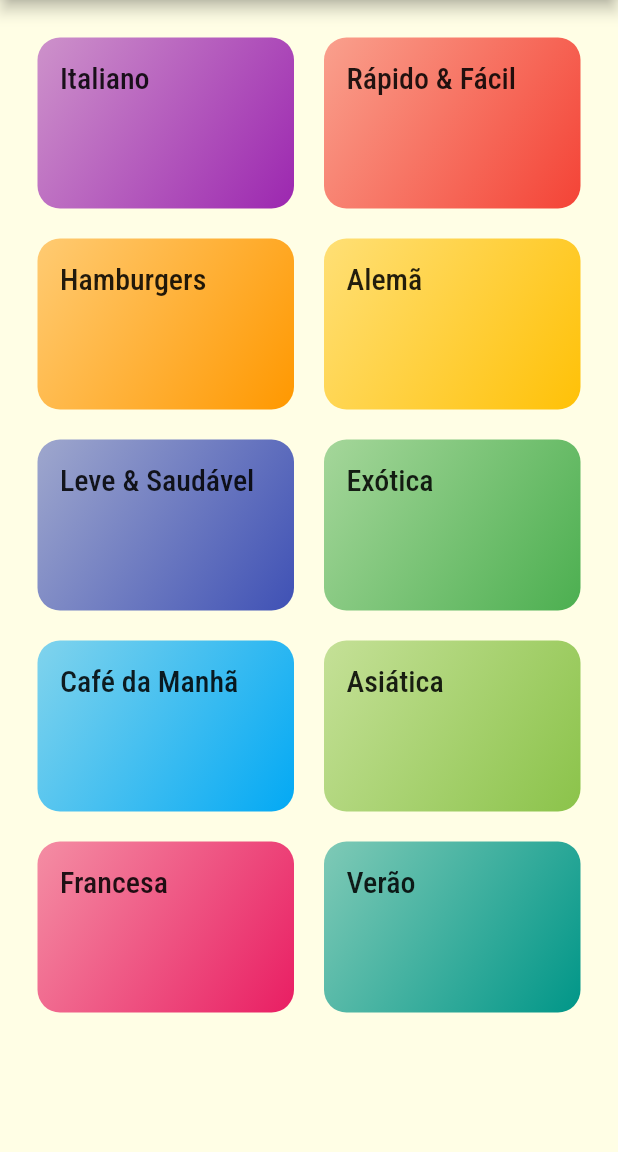
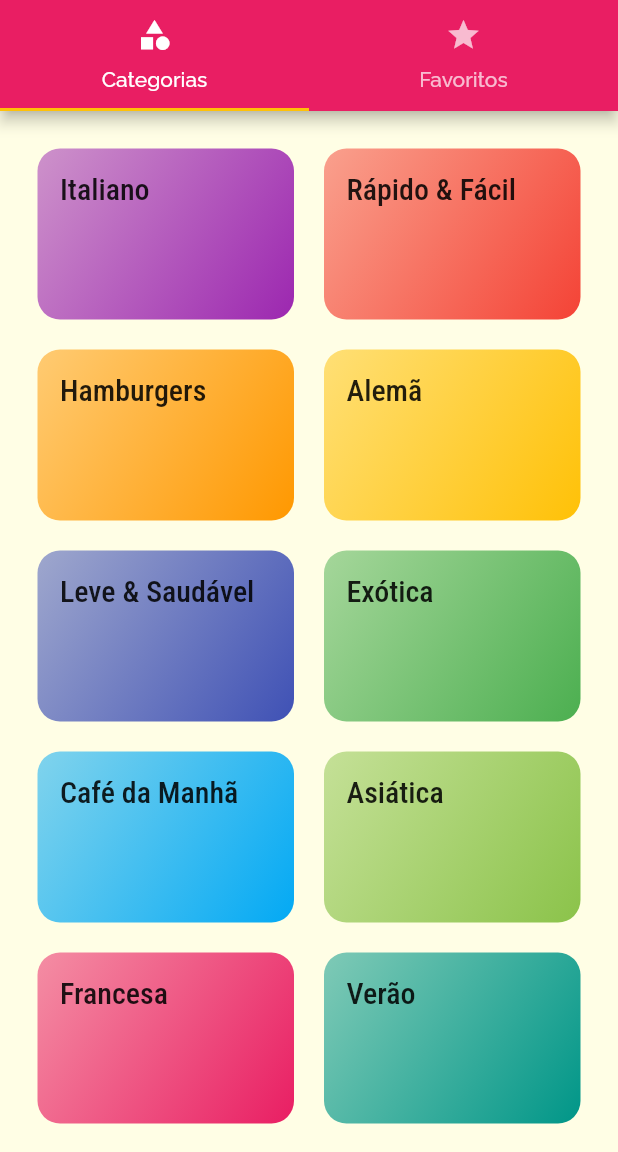
Before and after one commit to brenosmBR/app-comida-breno_menezes, a Flutter app: the screen it shows after launch, on a phone screen of 412 x 824 dp, the part 84-1236 px from its top. Run offline on Flutter 3.47's test engine with Material 2 defaults, Android fonts, the phone set to English and light mode, and no system bars.

Commit message:
196_Adicionando TabBar na AppBar

```diff
--- a/lib/main.dart
+++ b/lib/main.dart
@@ -1,7 +1,10 @@
 import 'package:flutter/material.dart';
+
+import 'screens/tabs_screen.dart';
 import 'screens/categories_screen.dart';
 import 'screens/categories_meals_screen.dart';
 import 'screens/meal_detail_screen.dart';
+
 import 'utils/app_routes.dart';
 
 void main() => runApp(MyApp());
@@ -26,7 +29,7 @@ class MyApp extends StatelessWidget {
             ),
       ),
       routes: {
-        AppRoutes.HOME: (ctx) => const CategoriesScreen(),
+        AppRoutes.HOME: (ctx) => const TabScreen(),
         AppRoutes.CATEGORIES_MEALS: (ctx) => const CategoriesMealsScreen(),
         AppRoutes.MEAL_DETAIL: (ctx) => const MealDetailScreen(),
       },
--- a/lib/screens/categories_screen.dart
+++ b/lib/screens/categories_screen.dart
@@ -7,11 +7,7 @@ class CategoriesScreen extends StatelessWidget {
 
   @override
   Widget build(BuildContext context) {
-    return Scaffold(
-      appBar: AppBar(
-        title: const Text('Vamos Cozinhar?'),
-      ),
-      body: GridView(
+    return GridView(
       padding: const EdgeInsets.all(25),
       gridDelegate: const SliverGridDelegateWithMaxCrossAxisExtent(
           maxCrossAxisExtent: 200,
@@ -21,7 +17,6 @@ class CategoriesScreen extends StatelessWidget {
       children: DUMMY_CATEGORIES.map((cat) {
         return CategoryItem(cat);
       }).toList(),
-      ),
     );
   }
 }
--- /dev/null
+++ b/lib/screens/favorite_screen.dart
@@ -0,0 +1,12 @@
+import 'package:flutter/material.dart';
+
+class FavoriteScreen extends StatelessWidget {
+  const FavoriteScreen({Key? key}) : super(key: key);
+
+  @override
+  Widget build(BuildContext context) {
+    return const Center(
+      child: Text('Minhas Refeições Favoritas!'),
+    );
+  }
+}
--- /dev/null
+++ b/lib/screens/tabs_screen.dart
@@ -0,0 +1,37 @@
+import 'package:flutter/material.dart';
+import 'categories_screen.dart';
+import 'favorite_screen.dart';
+
+class TabScreen extends StatelessWidget {
+  const TabScreen({Key? key}) : super(key: key);
+
+  @override
+  Widget build(BuildContext context) {
+    return DefaultTabController(
+      length: 2,
+      child: Scaffold(
+        appBar: AppBar(
+          title: const Text('Vamos Cozinhar?'),
+          bottom: const TabBar(
+            tabs: [
+              Tab(
+                icon: Icon(Icons.category),
+                text: 'Categorias',
+              ),
+              Tab(
+                icon: Icon(Icons.star),
+                text: 'Favoritos',
+              ),
+            ],
+          ),
+        ),
+        body: const TabBarView(
+          children: [
+            CategoriesScreen(),
+            FavoriteScreen(),
+          ],
+        ),
+      ),
+    );
+  }
+}
```
Lines whose indentation alone changed are shown as unchanged.
